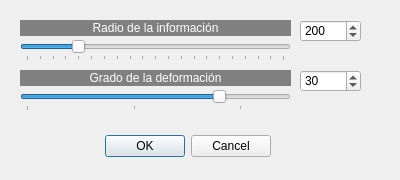
First picture: the form in pincharestirar.ui, repository gonzalomc00/QFotoPaint5, before the edit.
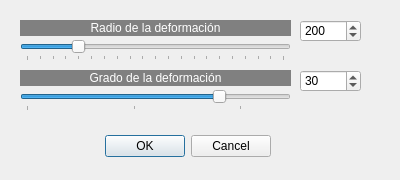
Second picture: the form after the edit.

Diff of the .ui file:
```diff
--- a/pincharestirar.ui
+++ b/pincharestirar.ui
@@ -113,7 +113,7 @@
 color: rgb(255, 255, 255);</string>
    </property>
    <property name="text">
-    <string>Radio de la información</string>
+    <string>Radio de la deformación</string>
    </property>
    <property name="alignment">
     <set>Qt::AlignCenter</set>
```
